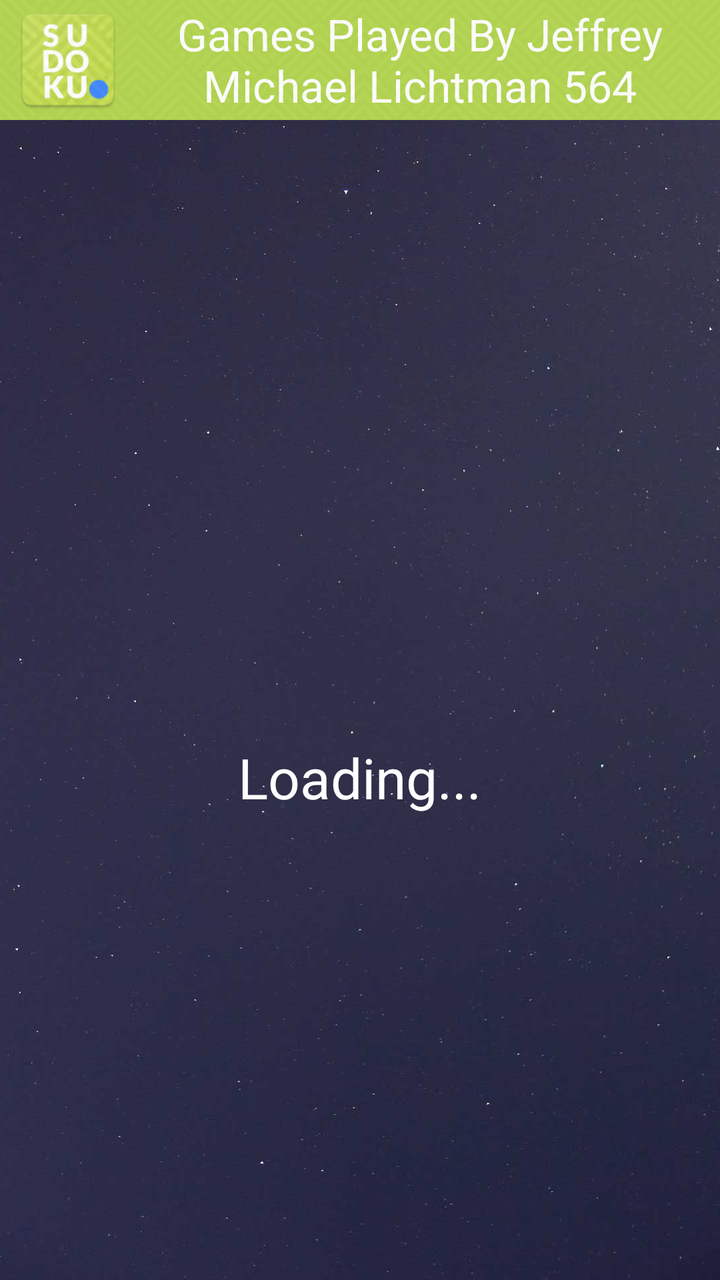
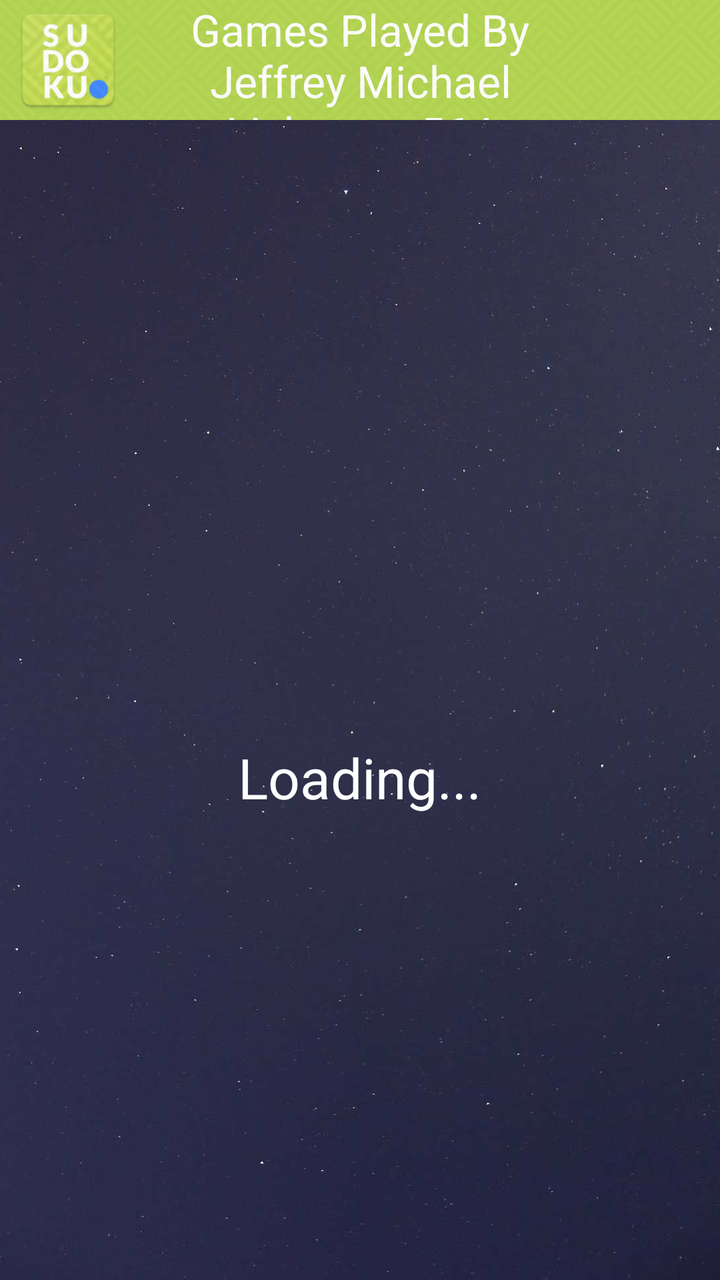

Compare the two renders of this Android layout. The source of the first and the diff that turns it into the second are given below.
<!-- AndroidManifest.xml: application theme AppTheme -->
<!-- res/layout/activity_savedgame_phablet.xml -->
<?xml version="1.0" encoding="utf-8"?>
<RelativeLayout xmlns:android="http://schemas.android.com/apk/res/android"
    xmlns:app="http://schemas.android.com/apk/res-auto"
    xmlns:tools="http://schemas.android.com/tools"
    android:id="@+id/activity_history"
    android:layout_width="match_parent"
    android:layout_height="match_parent"
    android:fitsSystemWindows="false">

    <ImageView
        android:id="@+id/imageView7"
        android:layout_width="match_parent"
        android:layout_height="match_parent"
        android:scaleType="centerCrop"
        app:srcCompat="@drawable/coolbackground" />

    <LinearLayout
        android:layout_width="match_parent"
        android:layout_height="match_parent"
        android:layout_centerHorizontal="true"
        android:layout_centerVertical="true"
        android:orientation="vertical"
        android:weightSum="100">

        <RelativeLayout
            android:layout_width="match_parent"
            android:layout_height="60dp"
            android:background="@color/color1"
            android:orientation="horizontal">

            <ImageView
                android:id="@+id/icon_user_sav"
                android:layout_width="52dp"
                android:layout_height="52dp"
                android:layout_alignParentLeft="true"
                android:layout_alignParentStart="true"
                android:layout_centerVertical="true"
                android:layout_marginLeft="8dp"
                app:srcCompat="@mipmap/ic_launcher" />

            <TextView
                android:id="@+id/saveduser_name"
                android:layout_width="match_parent"
                android:layout_height="match_parent"
                android:layout_toEndOf="@+id/icon_user_sav"
                android:layout_toRightOf="@+id/icon_user_sav"
                android:layout_weight="1"
                android:gravity="center_vertical|center_horizontal"
                android:text="Games Played By Jeffrey Michael Lichtman 564"
                android:textAllCaps="false"
                android:textColor="@android:color/white"
                android:textSize="22sp" />

            <ImageView
                android:id="@+id/imageView24"
                android:layout_width="match_parent"
                android:layout_height="match_parent"
                android:layout_weight="1"
                android:alpha=".15"
                android:scaleType="centerCrop"
                app:srcCompat="@drawable/keyboardbg" />

        </RelativeLayout>

        <android.support.v7.widget.RecyclerView
            android:id="@+id/savedrecyclerView"
            android:layout_width="match_parent"
            android:layout_height="0dp"
            android:layout_weight="100"
            android:background="@android:color/transparent"

            />

    </LinearLayout>

    <LinearLayout
        android:layout_width="match_parent"
        android:layout_height="match_parent"
        android:orientation="horizontal"></LinearLayout>

    <ProgressBar
        android:id="@+id/progressBar2"
        style="?android:attr/progressBarStyle"
        android:layout_width="80dp"
        android:layout_height="80dp"
        android:layout_centerInParent="true" />

    <TextView
        android:id="@+id/loading"
        android:layout_width="wrap_content"
        android:layout_height="wrap_content"
        android:layout_below="@+id/progressBar2"
        android:layout_centerHorizontal="true"
        android:layout_centerInParent="false"
        android:layout_marginTop="10dp"
        android:text="Loading..."
        android:textColor="@color/white"
        android:textSize="28sp" />

</RelativeLayout>
<!-- resources referenced by this layout -->
<resources>
  <color name="color1">#abd03a</color>
  <color name="white">#ffffff</color>
  <!-- drawable coolbackground: jpg bitmap (drawable-nodpi, 63366 bytes) -->
  <!-- drawable keyboardbg: png bitmap (drawable-nodpi, 16276 bytes) -->
  <!-- mipmap ic_launcher: png bitmap (mipmap-hdpi, 8002 bytes) -->
  <style name="AppTheme" parent="Theme.AppCompat.Light.NoActionBar">
      <item name="colorPrimary">@color/colorPrimary</item>
      <item name="colorPrimaryDark">@color/colorPrimaryDark</item>
      <item name="colorAccent">@color/colorAccent</item>
      <item name="preferenceTheme">@style/PreferenceThemeOverlay.v14.Material</item>
  
  </style>
  <color name="colorPrimary">#FFFFFF</color>
  <color name="colorPrimaryDark">#454444</color>
  <color name="colorAccent">#1e91d6</color>
</resources>

<!-- the commit's change to res/layout/activity_savedgame_phablet.xml (unified diff, before → after) -->
@@ -29,6 +29,19 @@
             android:orientation="horizontal">
 
             <ImageView
+                android:id="@+id/imageView42"
+                android:layout_width="52dp"
+                android:layout_height="52dp"
+                android:layout_alignParentEnd="true"
+                android:layout_alignParentLeft="false"
+                android:layout_alignParentRight="true"
+                android:layout_alignParentStart="false"
+                android:layout_centerVertical="true"
+                android:layout_marginRight="8dp"
+                android:visibility="invisible"
+                app:srcCompat="@mipmap/ic_launcher" />
+
+            <ImageView
                 android:id="@+id/icon_user_sav"
                 android:layout_width="52dp"
                 android:layout_height="52dp"
@@ -43,7 +56,9 @@
                 android:layout_width="match_parent"
                 android:layout_height="match_parent"
                 android:layout_toEndOf="@+id/icon_user_sav"
+                android:layout_toLeftOf="@+id/imageView42"
                 android:layout_toRightOf="@+id/icon_user_sav"
+                android:layout_toStartOf="@+id/imageView42"
                 android:layout_weight="1"
                 android:gravity="center_vertical|center_horizontal"
                 android:text="Games Played By Jeffrey Michael Lichtman 564"
